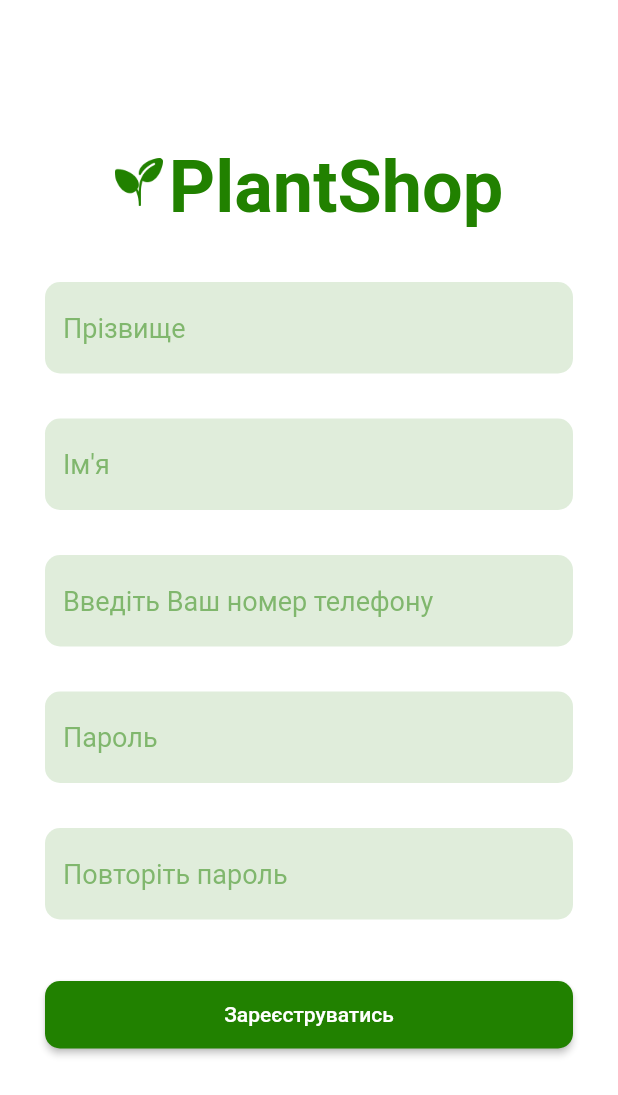
After one commit to koperdasV/plants_store, a Flutter app: the SignUpScreen screen opened directly, on a phone screen of 412 x 824 dp. The commit adds this screen. Shown: the top 1095 px of the screen. Run offline on Flutter 3.47's test engine with Material 2 defaults, Android fonts, the light colour scheme and no system bars.

Commit message:
refactor: project structure

```diff
--- a/lib/main.dart
+++ b/lib/main.dart
@@ -1,7 +1,7 @@
 import 'package:flutter/material.dart';
 import 'package:plants_store/navigation/main_navigation.dart';
 import 'package:plants_store/resources/styles.dart';
-import 'package:plants_store/screen/Auth/auth_screen.dart';
+import 'package:plants_store/src/ui/auth/auth_screen.dart';
 
 void main() {
   runApp(const MyApp());
--- a/lib/screen/Auth/components/buttom_widget.dart
+++ b/lib/src/ui/auth/components/button_widget.dart
@@ -1,16 +1,16 @@
 import 'package:flutter/material.dart';
 import 'package:plants_store/resources/colors.dart';
-import 'package:plants_store/screen/main_screen_widget.dart';
 
 class ButtonWidget extends StatelessWidget {
   const ButtonWidget({
     Key? key,
     required this.size,
-    this.child,
+    this.child, required this.onPressed,
   }) : super(key: key);
 
   final Widget? child;
   final Size size;
+  final Function() onPressed;
 
   @override
   Widget build(BuildContext context) {
@@ -28,12 +28,7 @@ class ButtonWidget extends StatelessWidget {
               ),
             ),
           ),
-          onPressed: () {
-            Navigator.pushReplacement(
-                context,
-                MaterialPageRoute(
-                    builder: ((context) => const MainScreenWidget())));
-          },
+          onPressed: onPressed,
           child: child,
         ),
       ),
--- a/lib/screen/Auth/components/text_field_widget.dart
+++ b/lib/src/ui/auth/components/text_field_widget.dart
@@ -15,7 +15,7 @@ class TextFieldWidget extends StatelessWidget {
   @override
   Widget build(BuildContext context) {
     return Padding(
-      padding: const EdgeInsets.symmetric(horizontal: 30),
+      padding: const EdgeInsets.symmetric(horizontal: 30, vertical: 15),
       child: TextField(
         keyboardType: keyboardType,
         obscureText: obscureText,
--- /dev/null
+++ b/lib/src/ui/auth/sign_up_screen.dart
@@ -0,0 +1,70 @@
+import 'package:flutter/material.dart';
+
+import 'components/button_widget.dart';
+import 'components/logo_widget.dart';
+import 'components/text_field_widget.dart';
+
+class SignUpScreen extends StatelessWidget {
+  const SignUpScreen({Key? key}) : super(key: key);
+
+  @override
+  Widget build(BuildContext context) {
+    Size size = MediaQuery.of(context).size;
+
+    return Scaffold(
+      body: Column(
+        //mainAxisAlignment: MainAxisAlignment.start,
+        children: [
+          const SizedBox(height: 70),
+          const LogoWidget(),
+          const TextFieldWidget(
+            hintText: 'Прізвище',
+          ),
+          const TextFieldWidget(
+            hintText: "Ім'я",
+          ),
+          const TextFieldWidget(
+            keyboardType: TextInputType.phone,
+            hintText: 'Введіть Ваш номер телефону',
+          ),
+          const TextFieldWidget(
+            keyboardType: TextInputType.text,
+            hintText: 'Пароль',
+            obscureText: true,
+          ),
+          const TextFieldWidget(
+            keyboardType: TextInputType.text,
+            hintText: 'Повторіть пароль',
+            obscureText: true,
+          ),
+
+          const SizedBox(height: 26),
+          ButtonWidget(
+            size: size,
+            child: const Text('Зареєструватись'),
+            onPressed: () {},
+          ),
+          // Row(
+          //   mainAxisAlignment: MainAxisAlignment.center,
+          //   children: const [
+          //     TextButtonWidget(
+          //       text: 'Зареєструватись',
+          //     ),
+          //     TextButtonWidget(
+          //       text: 'Забули пароль?',
+          //     ),
+          //   ],
+          // ),
+          // const SizedBox(height: 60),
+          // const Text(
+          //   'Увійти через',
+          //   style: TextStyle(
+          //     fontSize: 16,
+          //     fontWeight: FontWeight.w500,
+          //   ),
+          // ),
+        ],
+      ),
+    );
+  }
+}
--- a/lib/screen/Details/details_screen.dart
+++ b/lib/src/ui/details/details_screen.dart
@@ -1,8 +1,8 @@
 import 'package:flutter/material.dart';
-import 'package:plants_store/screen/Details/widgets/image_widget.dart';
+import 'package:plants_store/src/ui/details/widgets/image_widget.dart';
 import 'package:plants_store/widgets/list_card_widget.dart';
 
-import '../../resources/colors.dart';
+import '../../../resources/colors.dart';
 
 class DetailScreen extends StatefulWidget {
   const DetailScreen({Key? key}) : super(key: key);
--- a/lib/widgets/list_card_widget.dart
+++ b/lib/widgets/list_card_widget.dart
@@ -1,7 +1,7 @@
 import 'package:flutter/material.dart';
 import 'package:plants_store/resources/colors.dart';
 
-import '../screen/Details/details_screen.dart';
+import '../src/ui/details/details_screen.dart';
 
 class ListCardWidget extends StatelessWidget {
   const ListCardWidget({Key? key}) : super(key: key);
```
Also changed, not shown: lib/navigation/main_navigation.dart (+5 -5 lines), lib/src/ui/auth/auth_screen.dart (renamed from lib/screen/Auth/auth_screen.dart, +22 -5 lines), lib/src/ui/main/main_screen_widget.dart (renamed from lib/screen/main_screen_widget.dart, +4 -4 lines), lib/src/ui/auth/components/logo_widget.dart (renamed from lib/screen/Auth/components/logo_widget.dart), lib/src/ui/auth/components/text_button_widget.dart (renamed from lib/screen/Auth/components/text_button_widget.dart), lib/src/ui/details/widgets/image_widget.dart (renamed from lib/screen/Details/widgets/image_widget.dart), lib/src/ui/favorite/favorite_screen.dart (renamed from lib/screen/Favorite/favorite_screen.dart), lib/src/ui/home/home_screen.dart (renamed from lib/screen/Home/home_screen.dart), lib/src/ui/profile/profile_screen.dart (renamed from lib/screen/Profile/profile_screen.dart).
